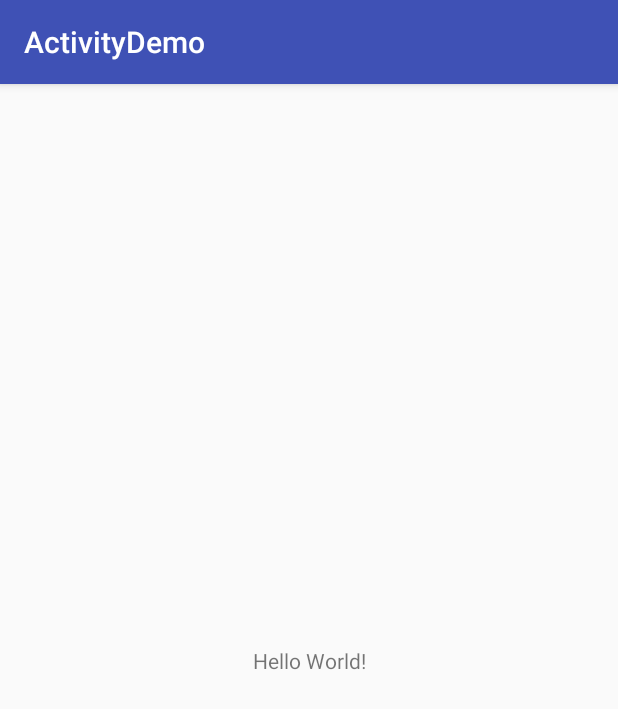
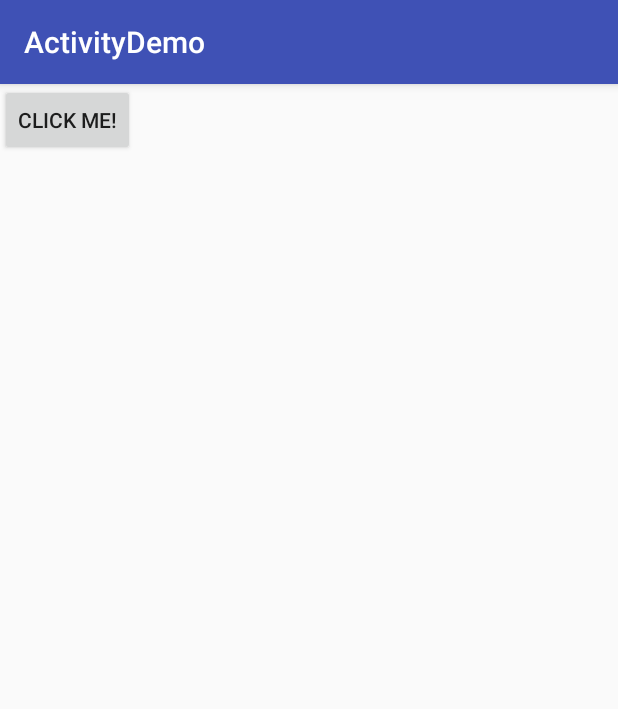
Before and after one commit to tzchen/lecture02-activities, an Android app: the screen it shows after launch (MainActivity), on a phone screen of 412 x 824 dp. Shown: the top 709 px of the screen. Run offline under Robolectric (Android 15) with nearby library versions, the phone set to English and light mode, and no system bars.

Commit message:
android stuff

```diff
--- a/android/ActivityDemo/app/src/main/java/edu/uw/activitydemo/MainActivity.java
+++ b/android/ActivityDemo/app/src/main/java/edu/uw/activitydemo/MainActivity.java
@@ -1,13 +1,54 @@
 package edu.uw.activitydemo;
 
+import android.app.Activity;
 import android.support.v7.app.AppCompatActivity;
 import android.os.Bundle;
+import android.util.Log;
+import android.view.View;
+import android.widget.Button;
 
 public class MainActivity extends AppCompatActivity {
+
+    private static final String TAG = "MainActivity";
 
     @Override
     protected void onCreate(Bundle savedInstanceState) {
         super.onCreate(savedInstanceState);
         setContentView(R.layout.activity_main);
+
+        Button button = (Button)findViewById(R.id.button);
+        button.setOnClickListener(new View.OnClickListener() {
+            public void onClick(View v) {
+                Log.v(TAG, "clicked");
+            }
+        });
+
+        Log.v(TAG, "onCreate called");
     }
+
+    @Override
+    protected void onResume() {
+        super.onResume();
+        Log.v(TAG, "onResume called");
+    }
+
+    @Override
+    protected void onStart() {
+        super.onStart();
+        Log.v(TAG, "onStart called");
+    }
+
+    @Override
+    protected void onStop() {
+        super.onStop();
+        Log.v(TAG, "onStop called");
+    }
+
+    @Override
+    protected void onDestroy() {
+        super.onDestroy();
+        Log.v(TAG, "onDestroy called");
+    }
+
+
 }
--- a/android/ActivityDemo/app/src/main/res/layout/activity_main.xml
+++ b/android/ActivityDemo/app/src/main/res/layout/activity_main.xml
@@ -6,13 +6,19 @@
     android:layout_height="match_parent"
     tools:context="edu.uw.activitydemo.MainActivity">
 
-    <TextView
+    <Button
+        android:id="@+id/button"
         android:layout_width="wrap_content"
         android:layout_height="wrap_content"
-        android:text="Hello World!"
-        app:layout_constraintBottom_toBottomOf="parent"
-        app:layout_constraintLeft_toLeftOf="parent"
-        app:layout_constraintRight_toRightOf="parent"
-        app:layout_constraintTop_toTopOf="parent" />
+        android:text="Click me!"
+    />
+    <!--<TextView-->
+        <!--android:layout_width="wrap_content"-->
+        <!--android:layout_height="wrap_content"-->
+        <!--android:text="Hello World!"-->
+        <!--app:layout_constraintBottom_toBottomOf="parent"-->
+        <!--app:layout_constraintLeft_toLeftOf="parent"-->
+        <!--app:layout_constraintRight_toRightOf="parent"-->
+        <!--app:layout_constraintTop_toTopOf="parent" />-->
 
 </android.support.constraint.ConstraintLayout>
```
